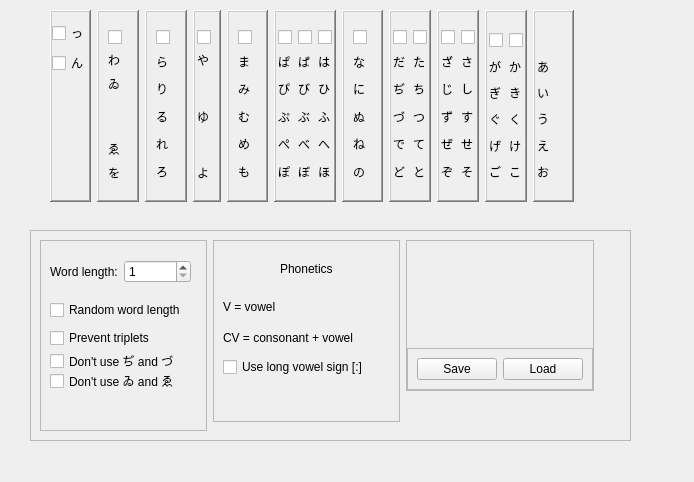
Above: Settingswindow.ui from mikewii/PSY before the change. Below: the same form after it.
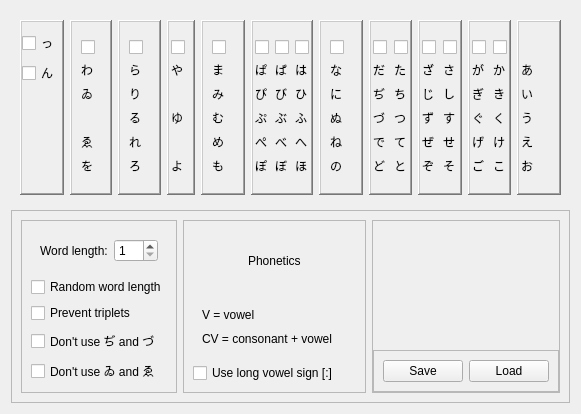
That is the form after the change.

What changed in the file:
```diff
--- a/Settingswindow.ui
+++ b/Settingswindow.ui
@@ -6,22 +6,16 @@
    <rect>
     <x>0</x>
     <y>0</y>
-    <width>694</width>
-    <height>482</height>
+    <width>581</width>
+    <height>410</height>
    </rect>
   </property>
   <property name="windowTitle">
    <string>Form</string>
   </property>
+  <layout class="QVBoxLayout" name="verticalLayout_22">
+   <item>
   <widget class="QWidget" name="alphabet" native="true">
-   <property name="geometry">
-    <rect>
-     <x>50</x>
-     <y>10</y>
-     <width>524</width>
-     <height>192</height>
-    </rect>
-   </property>
    <property name="sizePolicy">
     <sizepolicy hsizetype="Preferred" vsizetype="Maximum">
      <horstretch>0</horstretch>
@@ -1129,45 +1123,27 @@
     </item>
    </layout>
   </widget>
+   </item>
+   <item>
   <widget class="QFrame" name="otherSettings">
-   <property name="geometry">
-    <rect>
-     <x>30</x>
-     <y>230</y>
-     <width>601</width>
-     <height>211</height>
-    </rect>
-   </property>
    <property name="frameShape">
     <enum>QFrame::StyledPanel</enum>
    </property>
    <property name="frameShadow">
     <enum>QFrame::Raised</enum>
    </property>
+     <layout class="QHBoxLayout" name="horizontalLayout_14">
+      <item>
    <widget class="QFrame" name="leftSide">
-    <property name="geometry">
-     <rect>
-      <x>10</x>
-      <y>10</y>
-      <width>167</width>
-      <height>191</height>
-     </rect>
-    </property>
     <property name="frameShape">
      <enum>QFrame::StyledPanel</enum>
     </property>
     <property name="frameShadow">
      <enum>QFrame::Raised</enum>
     </property>
+        <layout class="QVBoxLayout" name="verticalLayout_21">
+         <item>
     <widget class="QWidget" name="widget" native="true">
-     <property name="geometry">
-      <rect>
-       <x>10</x>
-       <y>10</y>
-       <width>141</width>
-       <height>43</height>
-      </rect>
-     </property>
      <layout class="QHBoxLayout" name="horizontalLayout">
       <item>
        <widget class="QLabel" name="label">
@@ -1188,83 +1164,49 @@
       </item>
      </layout>
     </widget>
+         </item>
+         <item>
     <widget class="QCheckBox" name="randomWordLengthJPN">
-     <property name="geometry">
-      <rect>
-       <x>10</x>
-       <y>59</y>
-       <width>147</width>
-       <height>22</height>
-      </rect>
-     </property>
      <property name="text">
       <string>Random word length</string>
      </property>
     </widget>
+         </item>
+         <item>
     <widget class="QCheckBox" name="check_preventTripletsJPN">
-     <property name="geometry">
-      <rect>
-       <x>10</x>
-       <y>87</y>
-       <width>114</width>
-       <height>22</height>
-      </rect>
-     </property>
      <property name="text">
       <string>Prevent triplets</string>
      </property>
     </widget>
+         </item>
+         <item>
     <widget class="QCheckBox" name="check_preventDiDuJPN">
-     <property name="geometry">
-      <rect>
-       <x>10</x>
-       <y>110</y>
-       <width>131</width>
-       <height>22</height>
-      </rect>
-     </property>
      <property name="text">
       <string>Don't use ぢ and づ</string>
      </property>
     </widget>
+         </item>
+         <item>
     <widget class="QCheckBox" name="check_preventWiWe">
-     <property name="geometry">
-      <rect>
-       <x>10</x>
-       <y>130</y>
-       <width>141</width>
-       <height>22</height>
-      </rect>
-     </property>
      <property name="text">
       <string>Don't use ゐ and ゑ</string>
      </property>
     </widget>
-   </widget>
+         </item>
+        </layout>
+       </widget>
+      </item>
+      <item>
    <widget class="QFrame" name="frame_3">
-    <property name="geometry">
-     <rect>
-      <x>183</x>
-      <y>10</y>
-      <width>187</width>
-      <height>182</height>
-     </rect>
-    </property>
     <property name="frameShape">
      <enum>QFrame::StyledPanel</enum>
     </property>
     <property name="frameShadow">
      <enum>QFrame::Raised</enum>
     </property>
+        <layout class="QVBoxLayout" name="verticalLayout_4">
+         <item>
     <widget class="QWidget" name="widget_3" native="true">
-     <property name="geometry">
-      <rect>
-       <x>10</x>
-       <y>10</y>
-       <width>167</width>
-       <height>38</height>
-      </rect>
-     </property>
      <layout class="QHBoxLayout" name="horizontalLayout_9">
       <item>
        <spacer name="horizontalSpacer">
@@ -1301,15 +1243,9 @@
       </item>
      </layout>
     </widget>
+         </item>
+         <item>
     <widget class="QWidget" name="widget_2" native="true">
-     <property name="geometry">
-      <rect>
-       <x>10</x>
-       <y>54</y>
-       <width>156</width>
-       <height>56</height>
-      </rect>
-     </property>
      <layout class="QVBoxLayout" name="verticalLayout_3">
       <item>
        <widget class="QLabel" name="label_3">
@@ -1327,29 +1263,19 @@
       </item>
      </layout>
     </widget>
+         </item>
+         <item>
     <widget class="QCheckBox" name="check_useDoubleVowelSign">
-     <property name="geometry">
-      <rect>
-       <x>10</x>
-       <y>116</y>
-       <width>161</width>
-       <height>22</height>
-      </rect>
-     </property>
      <property name="text">
       <string>Use long vowel sign [:]</string>
      </property>
     </widget>
-   </widget>
+         </item>
+        </layout>
+       </widget>
+      </item>
+      <item>
    <widget class="QFrame" name="rightSide">
-    <property name="geometry">
-     <rect>
-      <x>376</x>
-      <y>10</y>
-      <width>188</width>
-      <height>151</height>
-     </rect>
-    </property>
     <property name="frameShape">
      <enum>QFrame::StyledPanel</enum>
     </property>
@@ -1413,7 +1339,11 @@
      </item>
     </layout>
    </widget>
-  </widget>
+      </item>
+     </layout>
+    </widget>
+   </item>
+  </layout>
  </widget>
  <resources/>
  <connections/>
```
Lines whose indentation alone changed are shown as unchanged.
